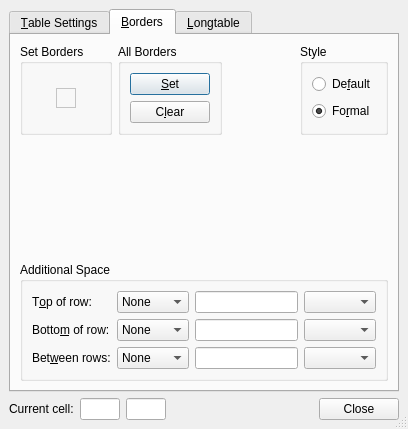
The window that src/frontends/qt4/ui/TabularUi.ui (cburschka/lyx) describes before a commit, drawn with Qt 5.
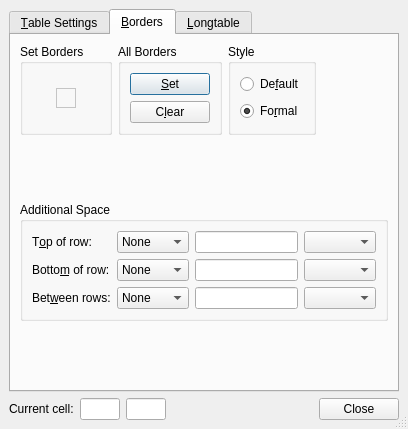
The same window after the commit. The open tabs and pages were chosen to show the change. Custom widgets are drawn as their Qt base class.

Commit message: TabularUi.ui: - correct spacing for the border tab - move break line to group box in longtable tab

Patch:
```diff
--- a/src/frontends/qt4/ui/TabularUi.ui
+++ b/src/frontends/qt4/ui/TabularUi.ui
@@ -6,7 +6,7 @@
     <x>0</x>
     <y>0</y>
     <width>378</width>
-    <height>415</height>
+    <height>401</height>
    </rect>
   </property>
   <property name="windowTitle">
@@ -428,123 +428,7 @@
       <attribute name="title">
        <string>&amp;Borders</string>
       </attribute>
-      <layout class="QGridLayout">
-       <property name="margin">
-        <number>9</number>
-       </property>
-       <property name="spacing">
-        <number>6</number>
-       </property>
-       <item row="0" column="0">
-        <layout class="QGridLayout">
-         <property name="margin">
-          <number>0</number>
-         </property>
-         <property name="spacing">
-          <number>6</number>
-         </property>
-         <item row="0" column="1">
-          <widget class="QGroupBox" name="allBordersGB">
-           <property name="title">
-            <string>All Borders</string>
-           </property>
-           <layout class="QGridLayout">
-            <property name="margin">
-             <number>9</number>
-            </property>
-            <property name="spacing">
-             <number>6</number>
-            </property>
-            <item row="0" column="0">
-             <widget class="QPushButton" name="borderSetPB">
-              <property name="toolTip">
-               <string>Set all borders of the current (selected) cell(s)</string>
-              </property>
-              <property name="text">
-               <string>&amp;Set</string>
-              </property>
-             </widget>
-            </item>
-            <item row="1" column="0">
-             <widget class="QPushButton" name="borderUnsetPB">
-              <property name="toolTip">
-               <string>Unset all borders of the current (selected) cell(s)</string>
-              </property>
-              <property name="text">
-               <string>C&amp;lear</string>
-              </property>
-             </widget>
-            </item>
-           </layout>
-          </widget>
-         </item>
-         <item row="0" column="2">
-          <spacer>
-           <property name="orientation">
-            <enum>Qt::Horizontal</enum>
-           </property>
-           <property name="sizeType">
-            <enum>QSizePolicy::Expanding</enum>
-           </property>
-           <property name="sizeHint" stdset="0">
-            <size>
-             <width>20</width>
-             <height>20</height>
-            </size>
-           </property>
-          </spacer>
-         </item>
-         <item row="0" column="3">
-          <widget class="QGroupBox" name="borderStyleGB">
-           <property name="title">
-            <string>Style</string>
-           </property>
-           <layout class="QGridLayout">
-            <property name="margin">
-             <number>9</number>
-            </property>
-            <property name="spacing">
-             <number>6</number>
-            </property>
-            <item row="1" column="0">
-             <widget class="QRadioButton" name="booktabsRB">
-              <property name="toolTip">
-               <string>Use formal (a.k.a. booktabs) border style (no vertical borders)</string>
-              </property>
-              <property name="text">
-               <string>Fo&amp;rmal</string>
-              </property>
-              <property name="checked">
-               <bool>true</bool>
-              </property>
-             </widget>
-            </item>
-            <item row="0" column="0">
-             <widget class="QRadioButton" name="borderDefaultRB">
-              <property name="toolTip">
-               <string>Use default (grid-like) border style</string>
-              </property>
-              <property name="text">
-               <string>De&amp;fault</string>
-              </property>
-             </widget>
-            </item>
-           </layout>
-          </widget>
-         </item>
-         <item row="1" column="1">
-          <spacer>
-           <property name="orientation">
-            <enum>Qt::Vertical</enum>
-           </property>
-           <property name="sizeHint" stdset="0">
-            <size>
-             <width>20</width>
-             <height>31</height>
-            </size>
-           </property>
-          </spacer>
-         </item>
+      <layout class="QGridLayout" name="gridLayout_8">
          <item row="0" column="0">
           <widget class="QGroupBox" name="setBordersGB">
            <property name="title">
@@ -1066,6 +950,108 @@
            </layout>
           </widget>
          </item>
+       <item row="0" column="1">
+        <widget class="QGroupBox" name="allBordersGB">
+         <property name="title">
+          <string>All Borders</string>
+         </property>
+         <layout class="QGridLayout">
+          <property name="margin">
+           <number>9</number>
+          </property>
+          <property name="spacing">
+           <number>6</number>
+          </property>
+          <item row="0" column="0">
+           <widget class="QPushButton" name="borderSetPB">
+            <property name="toolTip">
+             <string>Set all borders of the current (selected) cell(s)</string>
+            </property>
+            <property name="text">
+             <string>&amp;Set</string>
+            </property>
+           </widget>
+          </item>
+          <item row="1" column="0">
+           <widget class="QPushButton" name="borderUnsetPB">
+            <property name="toolTip">
+             <string>Unset all borders of the current (selected) cell(s)</string>
+            </property>
+            <property name="text">
+             <string>C&amp;lear</string>
+            </property>
+           </widget>
+          </item>
+         </layout>
+        </widget>
+       </item>
+       <item row="0" column="2">
+        <widget class="QGroupBox" name="borderStyleGB">
+         <property name="title">
+          <string>Style</string>
+         </property>
+         <layout class="QGridLayout">
+          <property name="margin">
+           <number>9</number>
+          </property>
+          <property name="spacing">
+           <number>6</number>
+          </property>
+          <item row="1" column="0">
+           <widget class="QRadioButton" name="booktabsRB">
+            <property name="toolTip">
+             <string>Use formal (a.k.a. booktabs) border style (no vertical borders)</string>
+            </property>
+            <property name="text">
+             <string>Fo&amp;rmal</string>
+            </property>
+            <property name="checked">
+             <bool>true</bool>
+            </property>
+           </widget>
+          </item>
+          <item row="0" column="0">
+           <widget class="QRadioButton" name="borderDefaultRB">
+            <property name="toolTip">
+             <string>Use default (grid-like) border style</string>
+            </property>
+            <property name="text">
+             <string>De&amp;fault</string>
+            </property>
+           </widget>
+          </item>
+         </layout>
+        </widget>
+       </item>
+       <item row="0" column="3">
+        <spacer>
+         <property name="orientation">
+          <enum>Qt::Horizontal</enum>
+         </property>
+         <property name="sizeType">
+          <enum>QSizePolicy::Expanding</enum>
+         </property>
+         <property name="sizeHint" stdset="0">
+          <size>
+           <width>63</width>
+           <height>20</height>
+          </size>
+         </property>
+        </spacer>
+       </item>
+       <item row="1" column="1">
+        <spacer name="spacer_4">
+         <property name="orientation">
+          <enum>Qt::Vertical</enum>
+         </property>
+         <property name="sizeHint" stdset="0">
+          <size>
+           <width>20</width>
+           <height>44</height>
+          </size>
+         </property>
+        </spacer>
+       </item>
          <item row="2" column="0" colspan="4">
           <widget class="QGroupBox" name="SpaceGB">
            <property name="title">
@@ -1186,7 +1172,18 @@
            </layout>
           </widget>
          </item>
-        </layout>
+       <item row="3" column="1">
+        <spacer>
+         <property name="orientation">
+          <enum>Qt::Vertical</enum>
+         </property>
+         <property name="sizeHint" stdset="0">
+          <size>
+           <width>20</width>
+           <height>43</height>
+          </size>
+         </property>
+        </spacer>
        </item>
       </layout>
      </widget>
```
Left out of the diff: 22 changed lines with no effect on the pictures. Lines whose indentation alone changed are shown as unchanged.
